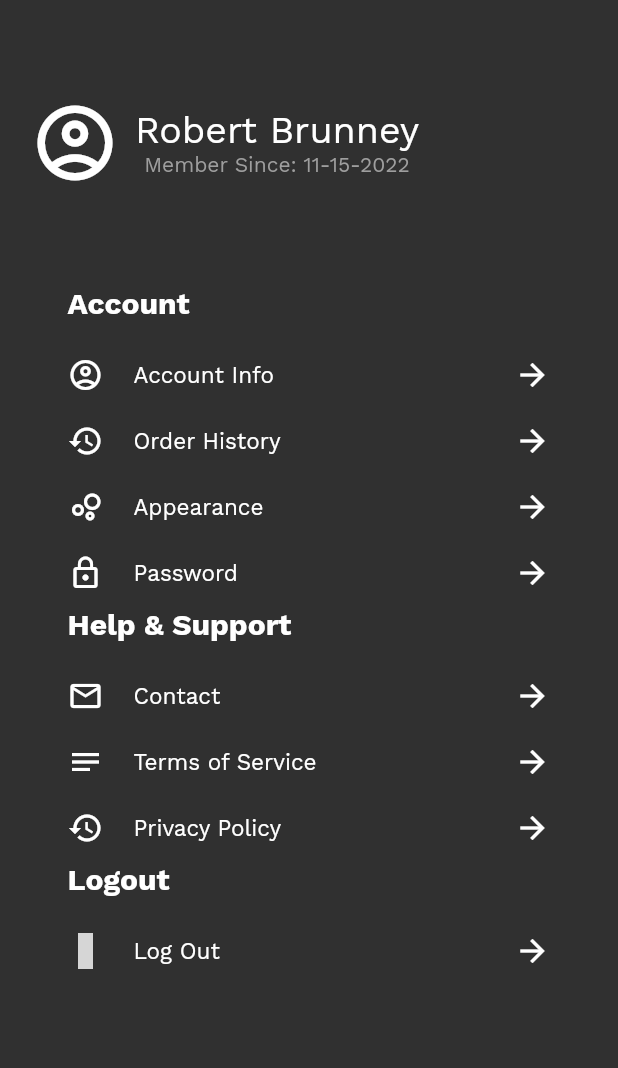
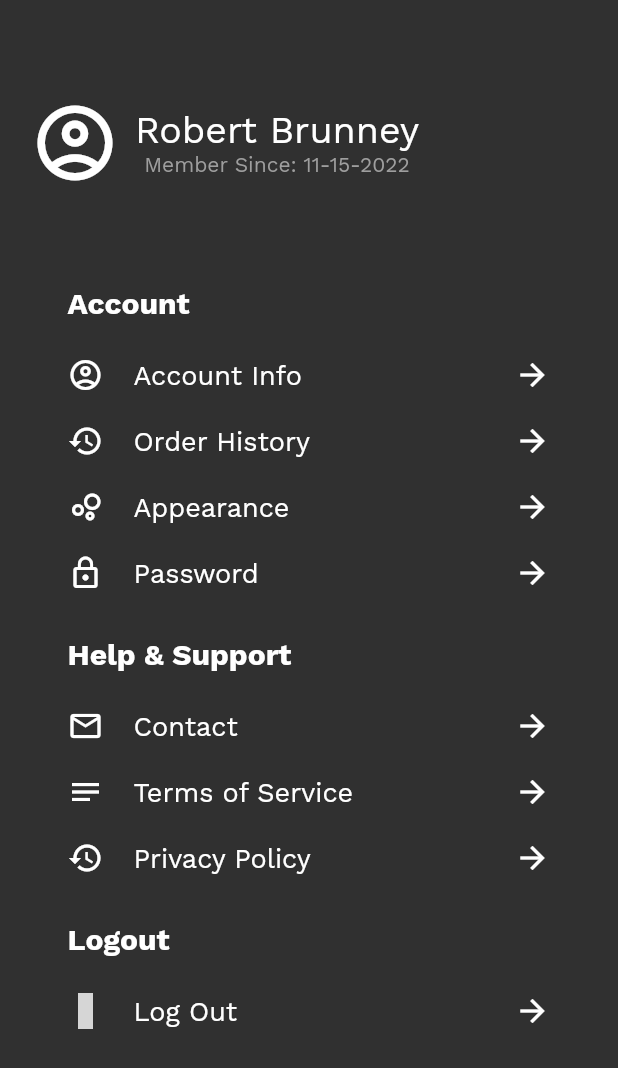
Before and after one commit to rbrunney/InvestEd, a Flutter app: the AccountPage screen opened directly, on a phone screen of 412 x 824 dp. Shown: the top 1068 px of the screen. Run offline on Flutter 3.47's test engine with Material 2 defaults, Android fonts, the phone set to English and light mode, and no system bars; our stand-ins replace fl_chart, flutter_vector_icons, page_transition; grey boxes are pictures that could not be loaded.

Commit message:
Added Spacing for Pages
Added Spacing for settings going on to work on the sub pages for each setting page

```diff
--- a/InvestEd/Front End/invested/lib/pages/account/account_settings.dart
+++ b/InvestEd/Front End/invested/lib/pages/account/account_settings.dart
@@ -9,7 +9,7 @@ class AccountSettings extends StatelessWidget {
   @override
   Widget build(BuildContext context) {
     return Container(
-      margin: const EdgeInsets.symmetric(horizontal: 15),
+      margin: const EdgeInsets.only(left: 15, right: 15, bottom: 20),
       child: Column(
         children: [
           Container(
--- a/InvestEd/Front End/invested/lib/pages/account/logout_settings.dart
+++ b/InvestEd/Front End/invested/lib/pages/account/logout_settings.dart
@@ -10,7 +10,7 @@ class LogoutSettings extends StatelessWidget {
   @override
   Widget build(BuildContext context) {
     return Container(
-        margin: const EdgeInsets.symmetric(horizontal: 15),
+        margin:  const EdgeInsets.only(left: 15, right: 15, bottom: 20),
         child: Column(
           children: [
             Container(
--- a/InvestEd/Front End/invested/lib/pages/account/settings_tab.dart
+++ b/InvestEd/Front End/invested/lib/pages/account/settings_tab.dart
@@ -23,6 +23,7 @@ class SettingsTab extends StatelessWidget {
             CustomText(
               leftMargin: 20,
               text: name,
+              fontSize: 18,
             ),
             const Spacer(),
             const Icon(Icons.arrow_forward_outlined)
--- a/InvestEd/Front End/invested/lib/pages/account/support_settings.dart
+++ b/InvestEd/Front End/invested/lib/pages/account/support_settings.dart
@@ -9,7 +9,7 @@ class SupportSettings extends StatelessWidget {
   @override
   Widget build(BuildContext context) {
     return Container(
-        margin: const EdgeInsets.symmetric(horizontal: 15),
+        margin:  const EdgeInsets.only(left: 15, right: 15, bottom: 20),
         child: Column(
           children: [
             Container(
```
Also changed, not shown: InvestEd/Time Tracker/tracker.json (+12 -0 lines).
